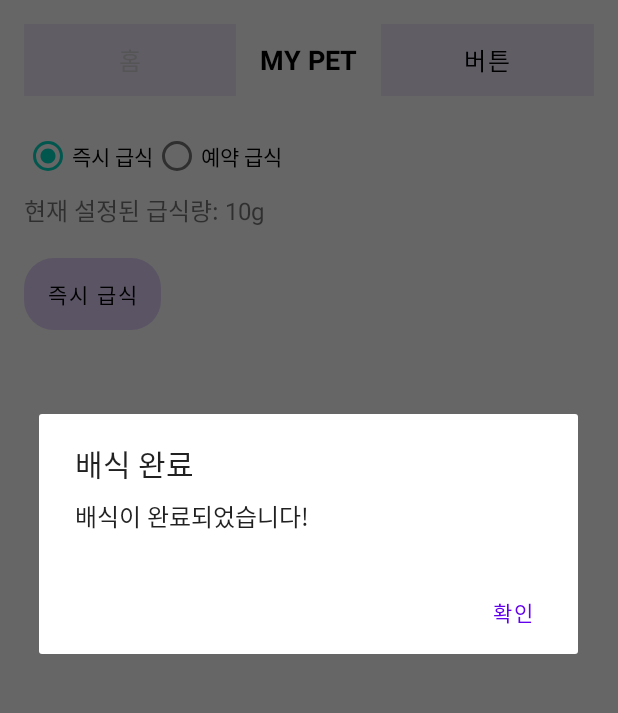
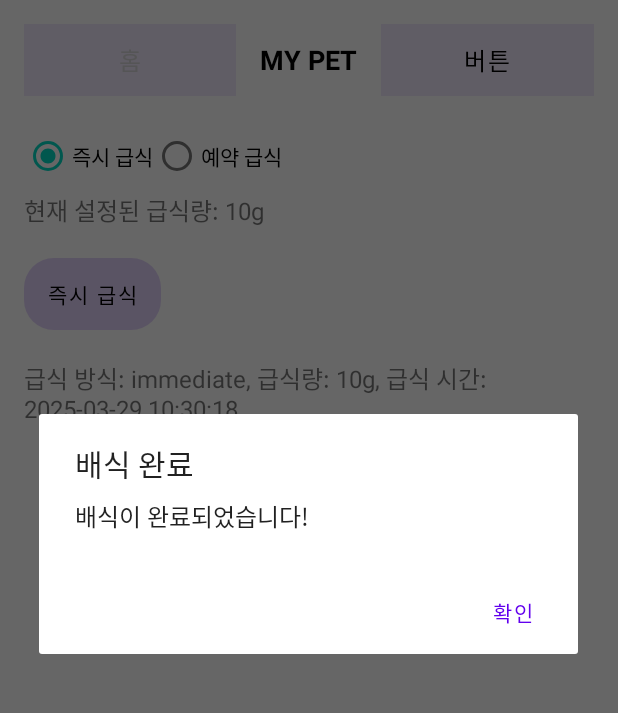
Before and after one commit to vbnmopas/PetTrainer_Pro, an Android app: the FeedActivity screen opened directly, with no data from a screen before it, after a tap on "즉시 급식", on a phone screen of 412 x 824 dp, the part 84-797 px from its top. Run offline under Robolectric (Android 15) with nearby library versions, the light colour scheme and no system bars.

Commit message:
250329 새로운 IP주소 설정, 급식 내역 textview 설정

```diff
--- a/app/src/main/java/org/techtown/multiwindow/FeedActivity.kt
+++ b/app/src/main/java/org/techtown/multiwindow/FeedActivity.kt
@@ -3,12 +3,14 @@ package org.techtown.multiwindow
 import android.content.Context
 import android.content.Intent
 import android.content.SharedPreferences
+import android.icu.text.SimpleDateFormat
 import android.os.Bundle
 import android.util.Log
 import android.view.View
 import android.widget.*
 import androidx.appcompat.app.AlertDialog
 import androidx.appcompat.app.AppCompatActivity
+import java.util.*
 
 class FeedActivity  : AppCompatActivity() {
 
@@ -27,6 +29,8 @@ class FeedActivity  : AppCompatActivity() {
     private lateinit var textViewCurrentAmount: TextView  // 🔹 추가된 텍스트뷰 (현재 급식량 표시)
 
     private lateinit var sharedPref: SharedPreferences  // 🔹 SharedPreferences 선언
+
+    private lateinit var textViewFeedHistory: TextView // 🔹 내역을 표시할 텍스트 뷰 추가
 
 
 
@@ -47,8 +51,14 @@ class FeedActivity  : AppCompatActivity() {
         // 🔹 반드시 findViewById로 초기화!
         textViewCurrentAmount = findViewById(R.id.textViewCurrentAmount1)
 
-        // 🔹 SharedPreferences 초기화 (이걸 추가해야 오류 해결됨!)
+        textViewFeedHistory = findViewById(R.id.textViewInstantFeedRecord) // 🔹 내역 텍스트 뷰 초기화
+
+        // 🔹 SharedPreferences 초기화 (이걸 추가해야 오류 해결됨)
         sharedPref = getSharedPreferences("FeederPrefs", Context.MODE_PRIVATE)
+
+        // 앱 시작 시 급식 내역 불러오기
+        loadFeedHistory()
+
 
         // 🔹 이전 급식량 불러오기 (기본값: 10g)
         val lastFeedAmount = sharedPref.getInt("last_feed_amount", 10)
@@ -67,6 +77,7 @@ class FeedActivity  : AppCompatActivity() {
             startActivity(intent)
             finish() // 현재 액티비티 종료
         }
+
 
 
         // 라디오 버튼 변경 이벤트 (즉시/예약 UI 전환)
@@ -103,7 +114,9 @@ class FeedActivity  : AppCompatActivity() {
             val currentFeedAmount = seekBarAmount.progress  // 🔹 현재 설정된 급식량 가져오기
             Toast.makeText(this, "${currentFeedAmount}g을 배식합니다.", Toast.LENGTH_SHORT).show()
             sendFeedCommand("immediate", currentFeedAmount)  // 🔹 최신 급식량 반영
+            saveFeedRecord("immediate", currentFeedAmount)  // 급식 기록 저장
             showCompletionDialog()  // 완료 메시지 출력
+            loadFeedHistory()  // 최신 급식 내역을 표시
         }
 
 
@@ -113,7 +126,9 @@ class FeedActivity  : AppCompatActivity() {
             val minute = timePicker.minute
             val amount = seekBarAmount.progress
             sendFeedCommand("schedule", amount, hour, minute)
+            saveFeedRecord("schedule", amount, hour, minute)  // 예약 급식 기록 저장
             showScheduleCompletionDialog()    // 완료 메시지 출력
+            loadFeedHistory()  // 최신 급식 내역을 표시
         }
     }
 
@@ -156,4 +171,39 @@ class FeedActivity  : AppCompatActivity() {
     private fun saveFeedAmount(amount: Int) {
         sharedPref.edit().putInt("last_feed_amount", amount).apply()
     }
+
+    // 급식 내역 저장
+    private fun saveFeedRecord(mode: String, amount: Int, hour: Int = 0, minute: Int = 0) {
+        val timeFormat = SimpleDateFormat("yyyy-MM-dd HH:mm:ss", Locale.getDefault())
+        val currentTime = timeFormat.format(Date())  // 현재 시간 (현재 날짜와 시간)
+
+        // 예약 급식의 경우 오늘 날짜와 예약 시간을 포맷하여 저장
+        val record = if (mode == "schedule") {
+            // 오늘 날짜를 얻어오기
+            val todayDate = SimpleDateFormat("yyyy-MM-dd", Locale.getDefault()).format(Date())
+            // 예약 시간 포맷 (예: 14:30)
+            val scheduledTime = String.format("%02d:%02d", hour, minute)
+            // "오늘 날짜 14:30" 형식으로 예약 내역을 만듦
+            "급식 방식: $mode, 급식량: ${amount}g, 예약된 급식 시간: $todayDate $scheduledTime"
+        } else {
+            "급식 방식: $mode, 급식량: ${amount}g, 급식 시간: $currentTime"
+        }
+
+        val existingRecords = sharedPref.getString("feed_records", "")
+        val newRecords = if (existingRecords.isNullOrEmpty()) {
+            record
+        } else {
+            "$existingRecords\n$record"
+        }
+
+        sharedPref.edit().putString("feed_records", newRecords).apply()
+        Log.d("FeedPreferences", "급식 기록 저장됨: Mode=$mode, Amount=$amount, Time=$currentTime")
+    }
+
+    // 급식 내역 불러오기
+    private fun loadFeedHistory() {
+        val feedHistory = sharedPref.getString("feed_records", "급식 내역이 없습니다.") ?: "급식 내역이 없습니다."
+        textViewFeedHistory.text = feedHistory // 내역을 텍스트뷰에 표시
+    }
+
 }
--- a/app/src/main/res/layout/activity_feed.xml
+++ b/app/src/main/res/layout/activity_feed.xml
@@ -1,5 +1,3 @@
-<?xml version="1.0" encoding="utf-8"?>
-
 <androidx.constraintlayout.widget.ConstraintLayout xmlns:android="http://schemas.android.com/apk/res/android"
     xmlns:app="http://schemas.android.com/apk/res-auto"
     android:layout_width="match_parent"
@@ -45,13 +43,13 @@
 
         <!-- 버튼 -->
         <Button
-            android:id="@+id/btn3"
+            android:id="@+id/AIbtn"
             android:layout_width="0dp"
             android:layout_height="wrap_content"
             android:layout_marginStart="8dp"
             android:layout_weight="1"
             android:background="#162196F3"
-            android:onClick="btn3"
+            android:onClick="AIbtn"
             android:text="버튼"
             android:textColor="@color/black"
             android:textSize="16sp" />
@@ -106,6 +104,16 @@
             android:textColor="#000000"
             android:layout_marginTop="20dp"
             android:text="즉시 급식"/>
+
+        <!-- 급식 내역을 즉시 급식 UI 아래에 추가 -->
+        <TextView
+            android:id="@+id/textViewInstantFeedRecord"
+            android:layout_width="wrap_content"
+            android:layout_height="wrap_content"
+            android:text="급식 내역이 없습니다."
+            android:textSize="16sp"
+            android:layout_marginTop="20dp"/>
+
     </LinearLayout>
 
     <!-- 예약 급식 UI -->
@@ -114,7 +122,7 @@
         android:layout_width="match_parent"
         android:layout_height="wrap_content"
         android:orientation="vertical"
-        app:layout_constraintTop_toBottomOf="@id/radioGroup"
+        app:layout_constraintTop_toBottomOf="@id/instantFeedLayout"
         app:layout_constraintStart_toStartOf="parent"
         android:visibility="gone">
 
@@ -150,6 +158,7 @@
             android:background="@drawable/button_rounded"
             android:textColor="#000000"
             android:text="예약 설정"/>
+
     </LinearLayout>
 
 </androidx.constraintlayout.widget.ConstraintLayout>
--- a/app/src/main/res/xml/network_security_config.xml
+++ b/app/src/main/res/xml/network_security_config.xml
@@ -1,8 +1,9 @@
 <?xml version="1.0" encoding="utf-8"?>
 <network-security-config>
     <domain-config cleartextTrafficPermitted="true">
-        <domain includeSubdomains="true">192.168.0.6</domain>
+<!--        <domain includeSubdomains="true">192.168.0.6</domain>
         <domain includeSubdomains="true">192.168.0.16</domain>
-        <domain includeSubdomains="true">192.168.0.34</domain>
+        <domain includeSubdomains="true">192.168.0.34</domain>-->
+        <domain includeSubdomains="true">172.30.1.64</domain>
     </domain-config>
 </network-security-config>
--- a/settings.gradle
+++ b/settings.gradle
@@ -10,6 +10,7 @@ dependencyResolutionManagement {
     repositories {
         google()
         mavenCentral()
+        maven { url "https://jitpack.io" }
     }
 }
 rootProject.name = "SampleMultiWindow"
```
Also changed, not shown: app/src/main/java/org/techtown/multiwindow/WebViewActivity.kt (+10 -7 lines).
